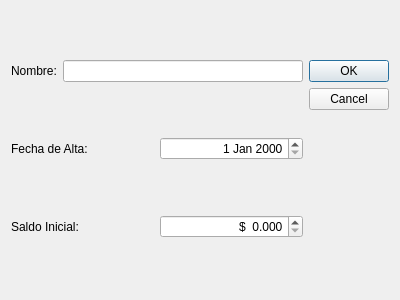
chungote/gestotux, file trunk/plugins/caja/FormAgregarCajaBase.ui: the form before one commit.
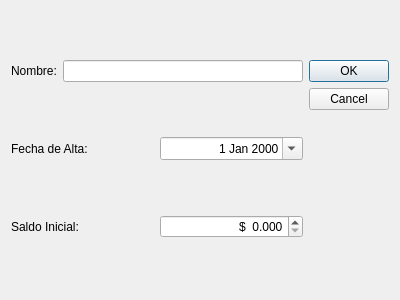
The form after the commit.

What changed in the file:
```diff
--- a/trunk/plugins/caja/FormAgregarCajaBase.ui
+++ b/trunk/plugins/caja/FormAgregarCajaBase.ui
@@ -52,6 +52,9 @@
        <property name="alignment">
         <set>Qt::AlignRight|Qt::AlignTrailing|Qt::AlignVCenter</set>
        </property>
+       <property name="calendarPopup">
+        <bool>true</bool>
+       </property>
       </widget>
      </item>
     </layout>
```
